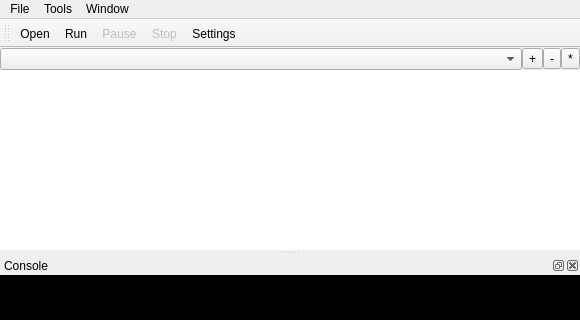
This is src/AutoBatchRunner/autobatchrunner.ui in karakirimu/AutoBatchTools as Qt 5 draws it before an edit; both pictures show x 0 to 580 and y 0 to 320 of the 580 by 505 pixel window. The edited form follows.
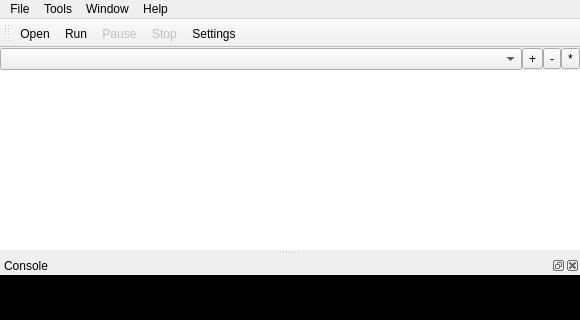
This is the edited form. Icons and pictures are not drawn. Custom widgets are drawn as their Qt base class.

```diff
--- a/src/AutoBatchRunner/autobatchrunner.ui
+++ b/src/AutoBatchRunner/autobatchrunner.ui
@@ -183,9 +183,16 @@
     <addaction name="separator"/>
     <addaction name="actionAutohide"/>
    </widget>
+   <widget class="QMenu" name="menuHelp">
+    <property name="title">
+     <string>Help</string>
+    </property>
+    <addaction name="actionAbout"/>
+   </widget>
    <addaction name="menu"/>
    <addaction name="menu_2"/>
    <addaction name="menu_3"/>
+   <addaction name="menuHelp"/>
   </widget>
   <widget class="QToolBar" name="mainToolBar">
    <property name="enabled">
```
Left out of the diff: 5 changed lines with no effect on the pictures.
